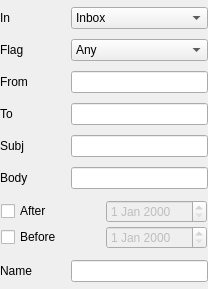
The window that src/applications/qtmail/searchviewbasephone.ui (openmoko/qtopia) describes before a commit, drawn with Qt 5.
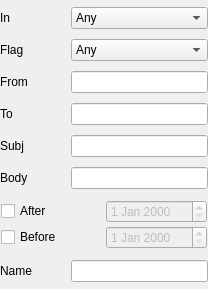
The same window after the commit.

```diff
--- a/src/applications/qtmail/searchviewbasephone.ui
+++ b/src/applications/qtmail/searchviewbasephone.ui
@@ -96,6 +96,11 @@
         <property name="whatsThis" >
          <string>Select the mailbox to search for mail in.</string>
         </property>
+        <item>
+         <property name="text" >
+          <string>Any</string>
+         </property>
+        </item>
         <item>
          <property name="text" >
           <string>Inbox</string>
```
